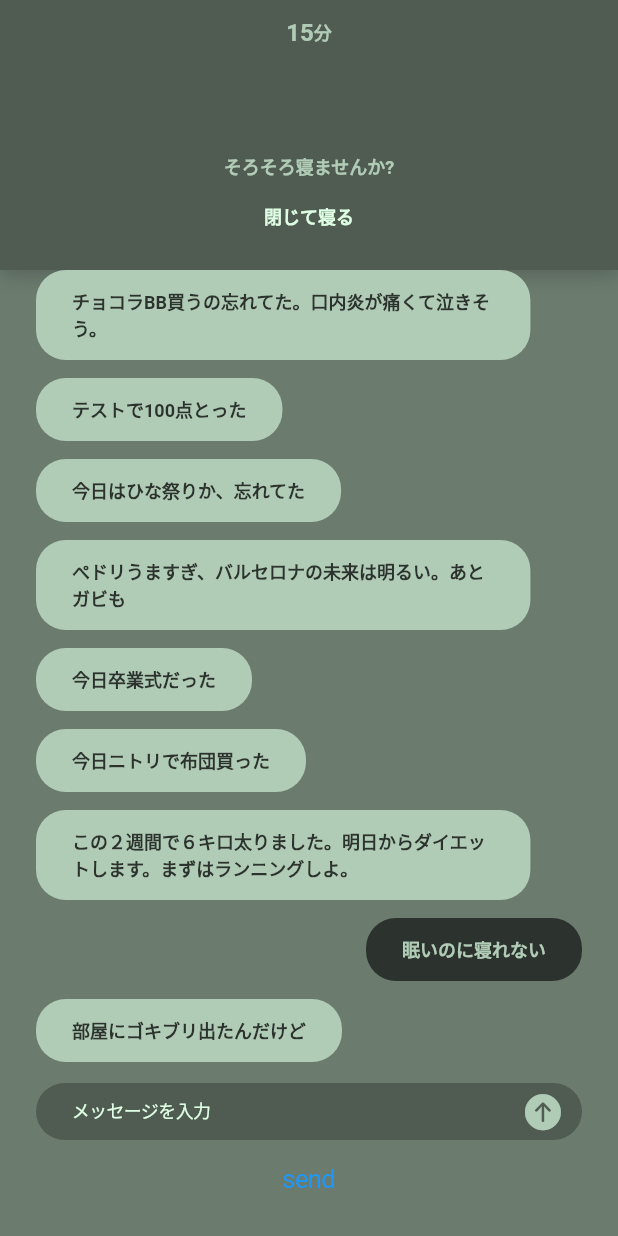
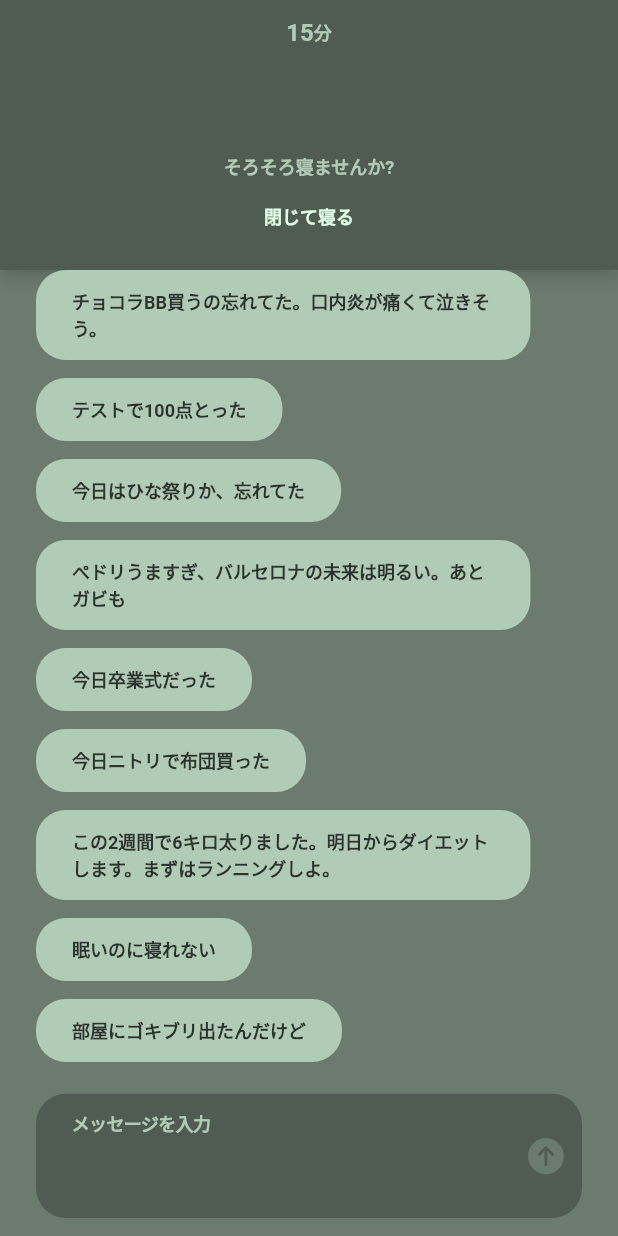
Before and after one commit to IWK623/flutter_nemuke, a Flutter app: the Message widget shown alone on an empty page, opened directly, on a phone screen of 412 x 824 dp. Run offline on Flutter 3.47's test engine with Material 2 defaults, Android fonts, the phone set to English and light mode, and no system bars; our stand-ins replace cloud_firestore, firebase_core; accounts and stored records are empty.

Commit message:
Message -> ChatRoomに変更

```diff
--- a/negoto/lib/pages/MessagePage.dart
+++ /dev/null
@@ -1,16 +0,0 @@
-import 'package:flutter/material.dart';
-
-import '../../Define.dart';
-import '../../widgets/Screen.dart';
-
-class MessagePage extends StatelessWidget {
-  const MessagePage({Key? key}) : super(key: key);
-
-  @override
-  Widget build(BuildContext context) {
-    return const Screen(
-      Center(),
-      color: AssetColor.backColorLight,
-    );
-  }
-}
--- /dev/null
+++ b/negoto/lib/pages/chatroom/ChatRoom.dart
@@ -0,0 +1,54 @@
+import 'package:flutter/material.dart';
+import 'package:negoto/pages/chatroom/widgets/ChatRoomHeader.dart';
+import 'package:negoto/pages/chatroom/ChatRoomContoroller.dart';
+import 'package:negoto/pages/chatroom/widgets/MessageList.dart';
+import 'package:negoto/pages/chatroom/widgets/MessageTextField.dart';
+
+import '../../Define.dart';
+import '../../widgets/Screen.dart';
+
+class Message extends StatefulWidget {
+  const Message({Key? key}) : super(key: key);
+
+  @override
+  State<StatefulWidget> createState() {
+    return _Message();
+  }
+}
+
+class _Message extends State<Message> {
+  late ChatRoomController _messageController;
+
+  @override
+  void initState() {
+    super.initState();
+    _messageController = ChatRoomController();
+  }
+
+  @override
+  Widget build(BuildContext context) {
+    final bottomSpace = MediaQuery.of(context).viewInsets.bottom;
+    return Screen(
+      Container(
+        padding: EdgeInsets.only(bottom: MediaQuery.of(context).padding.bottom),
+        child: Column(
+          children: [
+            Expanded(
+              child: Column(
+                mainAxisSize: MainAxisSize.min,
+                children: [
+                  const ChatRoomHeader(),
+                  MessageList(_messageController)
+                ],
+              ),
+            ),
+            Container(
+                padding: const EdgeInsets.only(left: 24, right: 24),
+                child: MessageTextField(_messageController))
+          ],
+        ),
+      ),
+      color: AssetColor.backColorLight,
+    );
+  }
+}
--- /dev/null
+++ b/negoto/lib/pages/chatroom/ChatRoomContoroller.dart
@@ -0,0 +1,6 @@
+import 'package:flutter/material.dart';
+
+class ChatRoomController extends ChangeNotifier {
+  ScrollController scrollController = ScrollController();
+  TextEditingController textController = TextEditingController();
+}
--- /dev/null
+++ b/negoto/lib/pages/chatroom/Message.dart
@@ -0,0 +1,5 @@
+class Message {
+  final String context;
+
+  Message(this.context);
+}
--- a/negoto/lib/pages/message/Header.dart
+++ b/negoto/lib/pages/chatroom/widgets/ChatRoomHeader.dart
@@ -3,8 +3,8 @@ import 'package:negoto/define.dart';
 import 'package:negoto/widgets/ui/SimpleLabel.dart';
 import 'package:negoto/widgets/ui/SimpleTextButton.dart';
 
-class Header extends StatelessWidget {
-  const Header({Key? key}) : super(key: key);
+class ChatRoomHeader extends StatelessWidget {
+  const ChatRoomHeader({Key? key}) : super(key: key);
 
   @override
   Widget build(BuildContext context) {
--- a/negoto/lib/pages/message/MessageBubble.dart
+++ b/negoto/lib/pages/chatroom/widgets/MessageBubble.dart
@@ -3,15 +3,13 @@ import 'package:negoto/Define.dart';
 
 class MessageBubble extends StatelessWidget {
   final String message;
-  bool _isMe = false;
+  final bool _isMe = false;
 
-  MessageBubble(
+  const MessageBubble(
     this.message, {
     Key? key,
-    bool? isMe,
-  }) : super(key: key) {
-    if (isMe != null) _isMe = isMe;
-  }
+    required bool isMe,
+  }) : super(key: key);
 
   @override
   Widget build(BuildContext context) {
--- /dev/null
+++ b/negoto/lib/pages/chatroom/widgets/MessageList.dart
@@ -0,0 +1,37 @@
+import 'package:flutter/material.dart';
+import 'package:negoto/pages/chatroom/ChatRoomContoroller.dart';
+import 'package:negoto/pages/chatroom/widgets/MessageBubble.dart';
+
+class MessageList extends StatelessWidget {
+  final ChatRoomController controller;
+
+  const MessageList(this.controller, {Key? key}) : super(key: key);
+
+  @override
+  Widget build(BuildContext context) {
+    return Flexible(
+      child: ListView(
+        controller: controller.scrollController,
+        padding: const EdgeInsets.fromLTRB(24, 0, 24, 64),
+        children: [
+          const MessageBubble("チョコラBB買うの忘れてた。口内炎が痛くて泣きそう。", isMe: false),
+          const MessageBubble("テストで100点とった", isMe: false),
+          const MessageBubble("今日はひな祭りか、忘れてた", isMe: false),
+          const MessageBubble("ぺドリうますぎ、バルセロナの未来は明るい。あとガビも", isMe: false),
+          const MessageBubble("今日卒業式だった", isMe: false),
+          const MessageBubble("今日ニトリで布団買った", isMe: false),
+          const MessageBubble(
+            "この2週間で6キロ太りました。明日からダイエットします。まずはランニングしよ。",
+            isMe: false,
+          ),
+          const MessageBubble(
+            "眠いのに寝れない",
+            isMe: true,
+          ),
+          const MessageBubble("部屋にゴキブリ出たんだけど", isMe: false),
+          TextButton(onPressed: () => {}, child: const Text("top"))
+        ],
+      ),
+    );
+  }
+}
--- /dev/null
+++ b/negoto/lib/pages/chatroom/widgets/MessageTextField.dart
@@ -0,0 +1,76 @@
+import 'package:flutter/cupertino.dart';
+import 'package:flutter/material.dart';
+import 'package:negoto/Define.dart';
+import 'package:negoto/controller/FirestoreController.dart';
+import 'package:negoto/pages/chatroom/ChatRoomContoroller.dart';
+
+class MessageTextField extends StatefulWidget {
+  final ChatRoomController controller;
+
+  const MessageTextField(this.controller, {Key? key}) : super(key: key);
+
+  @override
+  State<StatefulWidget> createState() {
+    return _MessageTextField();
+  }
+}
+
+class _MessageTextField extends State<MessageTextField> {
+  bool canSend = false;
+
+  void _onChanged(String t) {
+    setState(() {
+      canSend = t.isNotEmpty;
+    });
+  }
+
+  void _sendMessage() {
+    if (canSend) {
+      // ignore: avoid_print
+      print(widget.controller.textController.text);
+      var firestore = FirestoreMessageController();
+      firestore.FirestoreAddMessage();
+    }
+  }
+
+  @override
+  Widget build(BuildContext context) {
+    var scrollController = widget.controller.scrollController;
+    return Container(
+      padding: const EdgeInsets.fromLTRB(0, 12, 0, 12),
+      child: CupertinoTextField(
+        controller: widget.controller.textController,
+        placeholder: "メッセージを入力",
+        placeholderStyle: AssetStyle.textStyle1,
+        // minLines: 2,
+        maxLines: 4,
+        decoration: BoxDecoration(
+          color: AssetColor.backColorDark,
+          borderRadius: BorderRadius.circular(20),
+        ),
+        style: AssetStyle.textStyleInput1,
+        padding: EdgeInsets.fromLTRB(
+            AssetStyle.textStyleInput1.fontSize! * 2,
+            AssetStyle.textStyleInput1.fontSize!,
+            AssetStyle.textStyleInput1.fontSize! * 2,
+            AssetStyle.textStyleInput1.fontSize!),
+        maxLength: 60,
+        suffix: IconButton(
+          icon: Icon(
+            CupertinoIcons.arrow_up_circle_fill,
+            color:
+                canSend ? AssetColor.textColorLight : AssetColor.backColorLight,
+            size: 28,
+          ),
+          onPressed: _sendMessage,
+        ),
+        onChanged: _onChanged,
+        onTap: () => {
+          scrollController.animateTo(scrollController.position.maxScrollExtent,
+              curve: Curves.easeOut,
+              duration: const Duration(milliseconds: 300))
+        },
+      ),
+    );
+  }
+}
--- a/negoto/lib/pages/message/Message.dart
+++ /dev/null
@@ -1,34 +0,0 @@
-import 'package:flutter/material.dart';
-import 'package:negoto/pages/message/Header.dart';
-import 'package:negoto/pages/message/MessageList.dart';
-import 'package:negoto/pages/message/MessageTextField.dart';
-
-import '../../Define.dart';
-import '../../widgets/Screen.dart';
-
-class Message extends StatelessWidget {
-  const Message({Key? key}) : super(key: key);
-
-  @override
-  Widget build(BuildContext context) {
-    return Screen(
-      Container(
-        padding: EdgeInsets.only(bottom: MediaQuery.of(context).padding.bottom),
-        child: Column(
-          children: [
-            Expanded(
-              child: Column(
-                mainAxisSize: MainAxisSize.min,
-                children: const [Header(), MessageList()],
-              ),
-            ),
-            Container(
-                padding: const EdgeInsets.only(left: 24, right: 24),
-                child: const MessageTextField())
-          ],
-        ),
-      ),
-      color: AssetColor.backColorLight,
-    );
-  }
-}
--- a/negoto/lib/pages/message/MessageList.dart
+++ /dev/null
@@ -1,37 +0,0 @@
-import 'package:flutter/material.dart';
-import 'package:flutter/rendering.dart';
-import 'package:negoto/pages/message/MessageBubble.dart';
-
-class MessageList extends StatefulWidget {
-  const MessageList({Key? key}) : super(key: key);
-
-  @override
-  State<StatefulWidget> createState() {
-    return _MessageList();
-  }
-}
-
-class _MessageList extends State<MessageList> {
-  @override
-  Widget build(BuildContext context) {
-    return Flexible(
-      child: ListView(
-        padding: const EdgeInsets.fromLTRB(24, 0, 24, 64),
-        children: [
-          MessageBubble("チョコラBB買うの忘れてた。口内炎が痛くて泣きそう。"),
-          MessageBubble("テストで100点とった"),
-          MessageBubble("今日はひな祭りか、忘れてた"),
-          MessageBubble("ぺドリうますぎ、バルセロナの未来は明るい。あとガビも"),
-          MessageBubble("今日卒業式だった"),
-          MessageBubble("今日ニトリで布団買った"),
-          MessageBubble("この２週間で６キロ太りました。明日からダイエットします。まずはランニングしよ。"),
-          MessageBubble(
-            "眠いのに寝れない",
-            isMe: true,
-          ),
-          MessageBubble("部屋にゴキブリ出たんだけど"),
-        ],
-      ),
-    );
-  }
-}
--- a/negoto/lib/pages/message/MessageTextField.dart
+++ /dev/null
@@ -1,63 +0,0 @@
-import 'package:flutter/cupertino.dart';
-import 'package:flutter/material.dart';
-import 'package:negoto/Define.dart';
-import '../../controller/FirestoreController.dart';
-
-class MessageTextField extends StatefulWidget {
-  const MessageTextField({Key? key}) : super(key: key);
-
-  @override
-  State<StatefulWidget> createState() {
-    return _MessageTextField();
-  }
-}
-
-class _MessageTextField extends State<MessageTextField> {
-  late TextEditingController _textController;
-
-  @override
-  void initState() {
-    super.initState();
-    _textController = TextEditingController(text: 'メッセージを入力');
-  }
-
-  void addMsg() {
-    var firestore = FirestoreMessageController();
-    firestore.FirestoreAddMessage();
-  }
-
-  @override
-  Widget build(BuildContext context) {
-    return Container(
-      padding: const EdgeInsets.fromLTRB(0, 12, 0, 12),
-      child: Column(
-        mainAxisAlignment: MainAxisAlignment.spaceAround,
-        children: [
-          CupertinoTextField(
-            controller: _textController,
-            decoration: BoxDecoration(
-              color: AssetColor.backColorDark,
-              borderRadius: BorderRadius.circular(50),
-            ),
-            style: AssetStyle.textStyleInput1,
-            padding: EdgeInsets.fromLTRB(
-                AssetStyle.textStyleInput1.fontSize! * 2,
-                AssetStyle.textStyleInput1.fontSize!,
-                AssetStyle.textStyleInput1.fontSize! * 2,
-                AssetStyle.textStyleInput1.fontSize!),
-            maxLength: 60,
-            suffix: Container(
-              padding: const EdgeInsets.only(right: 12),
-              child: const Icon(
-                CupertinoIcons.arrow_up_circle_fill,
-                color: AssetColor.textColorLight,
-                size: 28,
-              ),
-            ),
-          ),
-          CupertinoButton(onPressed: addMsg, child: Text('send')),
-        ],
-      ),
-    );
-  }
-}
```
